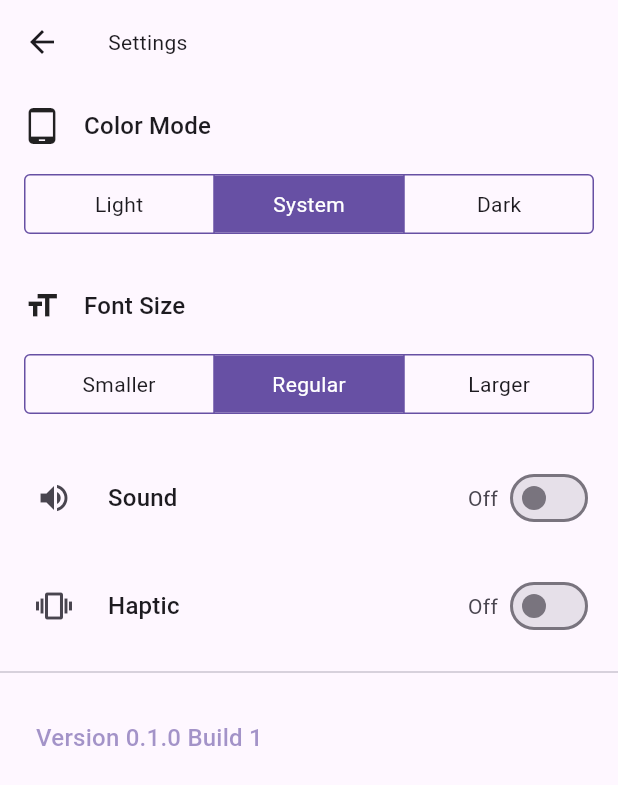
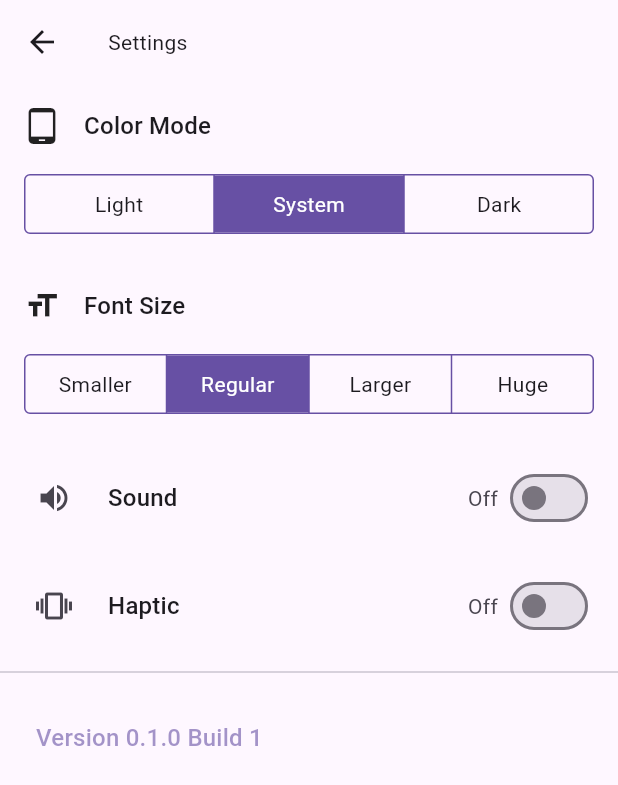
Before and after one commit to szebert/word_wolf, a Flutter app: the SettingsView screen opened directly, on a phone screen of 412 x 824 dp. Shown: the top 785 px of the screen. Run offline on Flutter 3.47's test engine with Material 3 defaults, Android fonts, the light colour scheme and no system bars; our stand-ins replace audioplayers, bloc, equatable, firebase_analytics, firebase_core, firebase_crashlytics and 6 more; missing offline and left inert: flex_seed_scheme; accounts and stored records are empty; generated files the repository leaves out were written again; project files that could hold a hidden picture were left out.

Commit message:
feat: Add largest font size option to localization and settings for enhanced text display

```diff
--- a/lib/l10n/arb/app_en.arb
+++ b/lib/l10n/arb/app_en.arb
@@ -71,6 +71,10 @@
   "fontSizeLarger": "Larger",
   "@fontSizeLarger": {
     "description": "The text of the larger font size button"
+  },
+  "fontSizeLargest": "Huge",
+  "@fontSizeLargest": {
+    "description": "The text of the largest (huge) font size button"
   },
   "howToPlayGameTitle": "Word Wolf",
   "@howToPlayGameTitle": {
--- a/lib/settings/settings_page.dart
+++ b/lib/settings/settings_page.dart
@@ -224,6 +224,7 @@ enum FontSize {
   smaller,
   regular,
   larger,
+  largest,
 }
 
 class FontSizeSection extends StatelessWidget {
@@ -233,6 +234,7 @@ class FontSizeSection extends StatelessWidget {
     FontSize.smaller: 0.85,
     FontSize.regular: 1.0,
     FontSize.larger: 1.15,
+    FontSize.largest: 1.5,
   };
 
   @override
@@ -288,6 +290,10 @@ class FontSizeSection extends StatelessWidget {
                 ButtonSegment<FontSize>(
                   value: FontSize.larger,
                   label: AppText(l10n.fontSizeLarger),
+                ),
+                ButtonSegment<FontSize>(
+                  value: FontSize.largest,
+                  label: AppText(l10n.fontSizeLargest),
                 ),
               ],
               selected: <FontSize>{currentValue},
```
